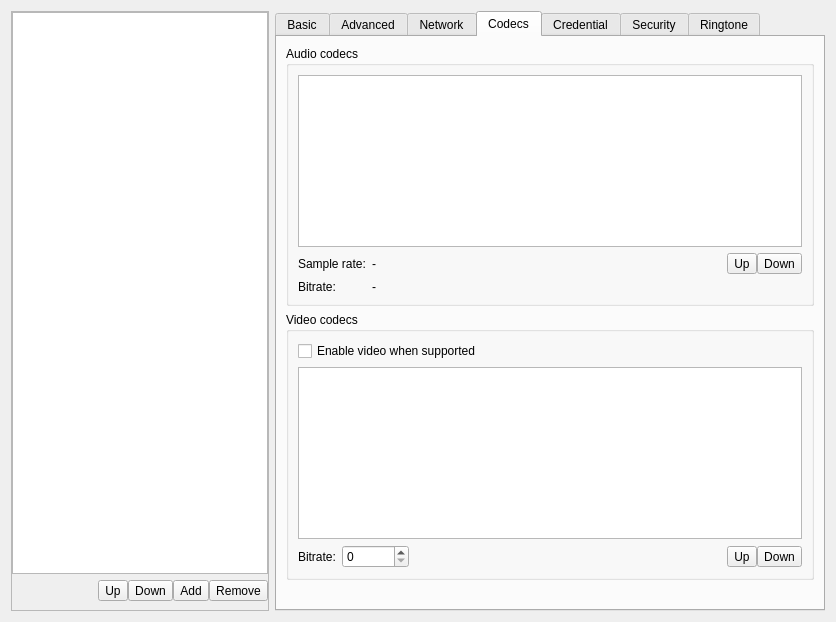
Old version of the form src/conf/dlgaccountsbase.ui in the repository KDE/ring-kde.
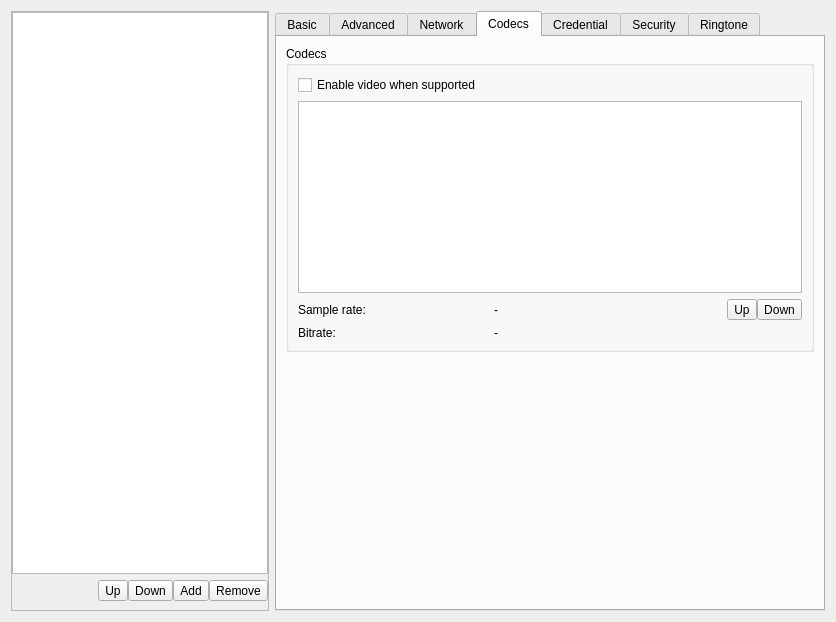
New version of the form. The open tabs and pages were chosen to show the change. Custom widgets are drawn as their Qt base class.

Diff of the .ui file:
```diff
--- a/src/conf/dlgaccountsbase.ui
+++ b/src/conf/dlgaccountsbase.ui
@@ -846,40 +846,10 @@
           <item>
            <widget class="QGroupBox" name="groupBox_5">
             <property name="title">
-             <string>Audio codecs</string>
+             <string>Codecs</string>
             </property>
             <layout class="QGridLayout" name="gridLayout_7">
-             <item row="0" column="0" colspan="4">
-              <widget class="QListView" name="list_audiocodec"/>
-             </item>
-             <item row="1" column="0">
-              <widget class="QLabel" name="label_frequency">
-               <property name="text">
-                <string>Sample rate:</string>
-               </property>
-              </widget>
-             </item>
-             <item row="1" column="1">
-              <widget class="QLabel" name="label_frequency_value">
-               <property name="text">
-                <string>-</string>
-               </property>
-              </widget>
-             </item>
-             <item row="1" column="2">
-              <spacer name="horizontalSpacer_6">
-               <property name="orientation">
-                <enum>Qt::Horizontal</enum>
-               </property>
-               <property name="sizeHint" stdset="0">
-                <size>
-                 <width>448</width>
-                 <height>20</height>
-                </size>
-               </property>
-              </spacer>
-             </item>
-             <item row="1" column="3">
+             <item row="3" column="4">
               <layout class="QHBoxLayout" name="horizontalLayout_7">
                <property name="spacing">
                 <number>0</number>
@@ -918,96 +888,51 @@
                </item>
               </layout>
              </item>
-             <item row="2" column="0">
-              <widget class="QLabel" name="label_bitrate">
-               <property name="text">
-                <string>Bitrate:</string>
-               </property>
-              </widget>
-             </item>
-             <item row="2" column="1" colspan="2">
+             <item row="4" column="2" colspan="2">
               <widget class="QLabel" name="label_bitrate_value">
                <property name="text">
                 <string>-</string>
                </property>
               </widget>
              </item>
-            </layout>
-           </widget>
-          </item>
-          <item>
-           <widget class="QGroupBox" name="m_pVideoCodecGB">
-            <property name="title">
-             <string>Video codecs</string>
-            </property>
-            <property name="checkable">
-             <bool>false</bool>
-            </property>
-            <layout class="QGridLayout" name="gridLayout_12">
-             <item row="3" column="0">
-              <widget class="QLabel" name="label">
-               <property name="sizePolicy">
-                <sizepolicy hsizetype="Minimum" vsizetype="Preferred">
-                 <horstretch>0</horstretch>
-                 <verstretch>0</verstretch>
-                </sizepolicy>
-               </property>
+             <item row="4" column="0">
+              <widget class="QLabel" name="label_bitrate">
                <property name="text">
                 <string>Bitrate:</string>
                </property>
               </widget>
              </item>
-             <item row="3" column="1">
-              <widget class="QSpinBox" name="m_pBitrateSB">
-               <property name="maximum">
-                <number>100000</number>
-               </property>
-              </widget>
-             </item>
              <item row="3" column="2">
-              <spacer name="horizontalSpacer_11">
+              <widget class="QLabel" name="label_frequency_value">
+               <property name="text">
+                <string>-</string>
+               </property>
+              </widget>
+             </item>
+             <item row="3" column="3">
+              <spacer name="horizontalSpacer_6">
                <property name="orientation">
                 <enum>Qt::Horizontal</enum>
                </property>
                <property name="sizeHint" stdset="0">
                 <size>
-                 <width>40</width>
+                 <width>448</width>
                  <height>20</height>
                 </size>
                </property>
               </spacer>
              </item>
-             <item row="3" column="3">
-              <layout class="QHBoxLayout" name="horizontalLayout_8">
-               <property name="spacing">
-                <number>0</number>
+             <item row="1" column="0" colspan="5">
+              <widget class="QListView" name="list_audiocodec"/>
+             </item>
+             <item row="3" column="0">
+              <widget class="QLabel" name="label_frequency">
+               <property name="text">
+                <string>Sample rate:</string>
                </property>
-               <item>
-                <widget class="LeftToolButton" name="m_pVCodecUpPB">
-                 <property name="toolTip">
-                  <string>Increase codec priority</string>
-                 </property>
-                 <property name="text">
-                  <string comment="Move video codec up">Up</string>
-                 </property>
-                </widget>
-               </item>
-               <item>
-                <widget class="RightToolButton" name="m_pVCodecDownPB">
-                 <property name="toolTip">
-                  <string>Decrease codec priority</string>
-                 </property>
-                 <property name="text">
-                  <string comment="Move video codec down">Down</string>
-                 </property>
-                </widget>
-               </item>
-              </layout>
+              </widget>
              </item>
-             <item row="2" column="0" colspan="4">
-              <widget class="QListView" name="m_pCodecsLW"/>
-             </item>
-             <item row="1" column="0" colspan="4">
+             <item row="0" column="0">
               <widget class="QCheckBox" name="m_pEnableVideo">
                <property name="text">
                 <string>Enable video when supported</string>
```
Left out of the diff: 20 changed lines with no effect on the pictures.
